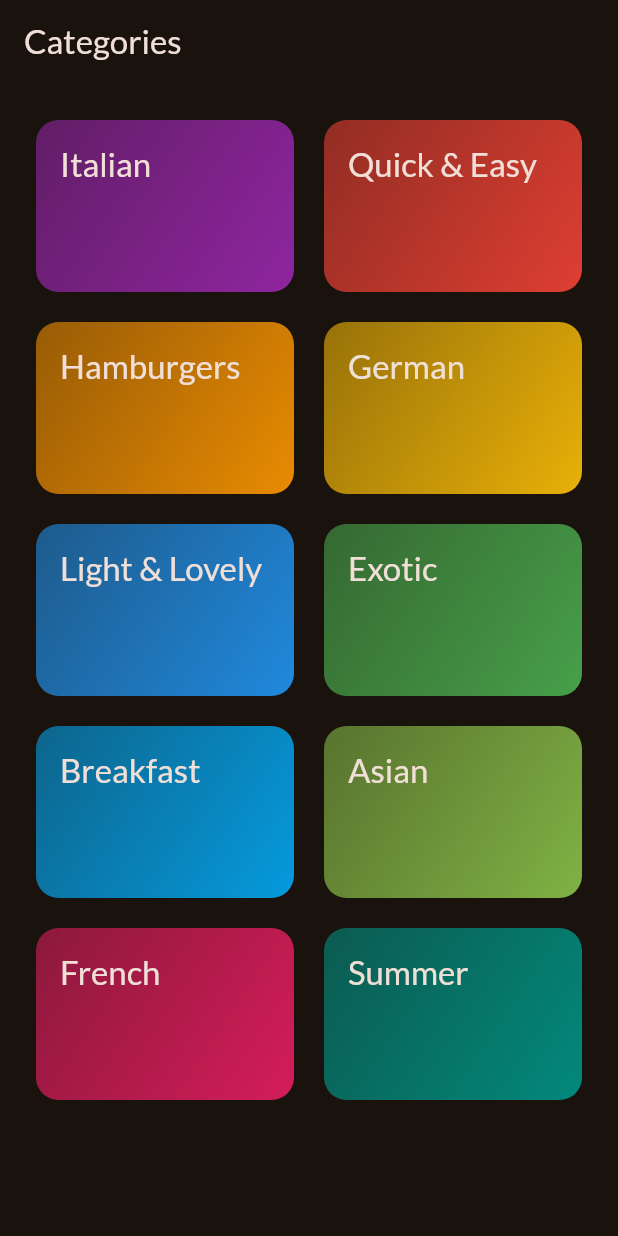
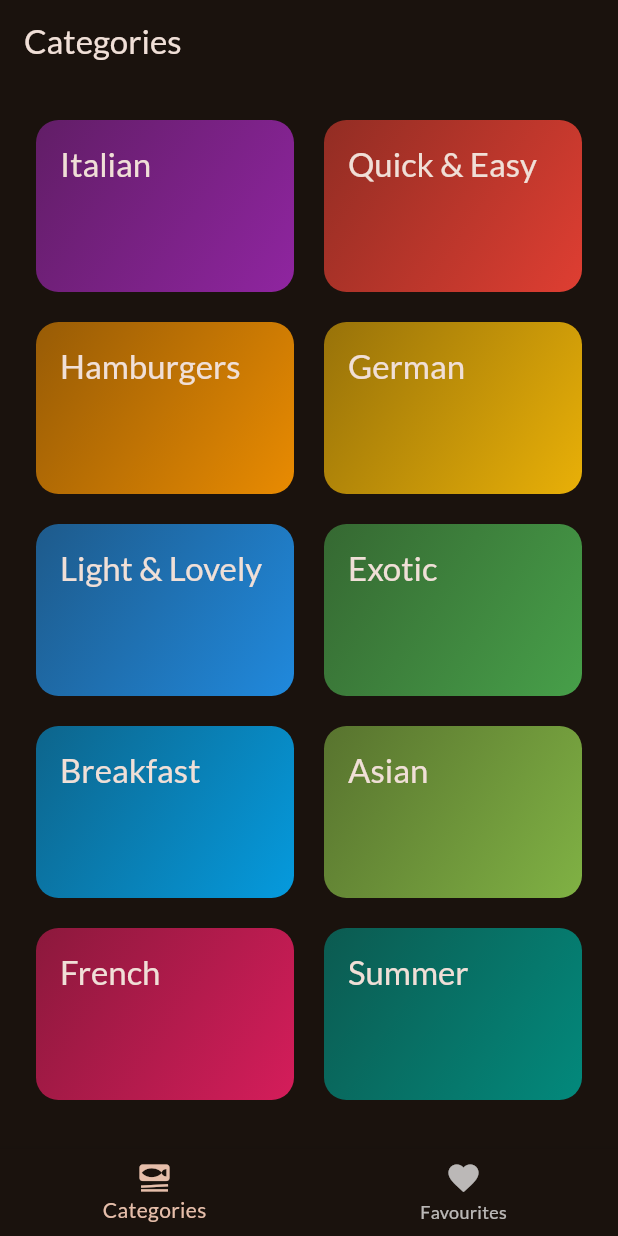
Before and after one commit to lisa-komarova/meals_app, a Flutter app: the screen it shows after launch, on a phone screen of 412 x 824 dp. Run offline on Flutter 3.47's test engine with Material 2 defaults, Android fonts, the phone set to English and light mode, and no system bars; our stand-ins replace google_fonts, transparent_image.

Commit message:
feat: add tabs

```diff
--- a/lib/main.dart
+++ b/lib/main.dart
@@ -1,7 +1,7 @@
 import 'package:flutter/material.dart';
 
 import 'package:google_fonts/google_fonts.dart';
-import 'package:meals_app/screens/categories_screen.dart';
+import 'package:meals_app/screens/tabs_screen.dart';
 
 final theme = ThemeData(
   useMaterial3: true,
@@ -23,7 +23,7 @@ class MyApp extends StatelessWidget {
   Widget build(BuildContext context) {
     return MaterialApp(
       theme: theme,
-      home: const CategoriesScreen(),
+      home: const TabsScreen(),
     );
   }
 }
--- a/lib/screens/categories_screen.dart
+++ b/lib/screens/categories_screen.dart
@@ -9,9 +9,10 @@ import 'package:meals_app/widgets/category_grid_item.dart';
 class CategoriesScreen extends StatelessWidget {
   const CategoriesScreen({super.key});
 
-  void _selectCategory(
-      BuildContext context, MealsCategory category) {
-    List<Meal> meals = dummyMeals.where((element) => element.categories.contains(category.id)).toList();
+  void _selectCategory(BuildContext context, MealsCategory category) {
+    List<Meal> meals = dummyMeals
+        .where((element) => element.categories.contains(category.id))
+        .toList();
     Navigator.of(context).push(MaterialPageRoute(
         builder: (context) =>
             MealsScreen(title: category.title, meals: meals)));
@@ -19,9 +20,7 @@ class CategoriesScreen extends StatelessWidget {
 
   @override
   Widget build(BuildContext context) {
-    return Scaffold(
-      appBar: AppBar(title: const Text('Categories')),
-      body: GridView(
+    return GridView(
       padding: const EdgeInsets.all(24),
       gridDelegate: const SliverGridDelegateWithFixedCrossAxisCount(
         crossAxisCount: 2,
@@ -36,7 +35,6 @@ class CategoriesScreen extends StatelessWidget {
             onSelectCategory: () => _selectCategory(context, category),
           )
       ],
-      ),
     );
   }
 }
--- /dev/null
+++ b/lib/screens/tabs_screen.dart
@@ -0,0 +1,49 @@
+import 'package:flutter/material.dart';
+import 'package:meals_app/screens/categories_screen.dart';
+import 'package:meals_app/screens/meals_screen.dart';
+
+class TabsScreen extends StatefulWidget {
+  const TabsScreen({super.key});
+
+  @override
+  State<TabsScreen> createState() => _TabsScreenState();
+}
+
+class _TabsScreenState extends State<TabsScreen> {
+  int _selectedPageIndex = 0;
+
+  void _selectPage(index) {
+    setState(() {
+      _selectedPageIndex = index;
+    });
+  }
+
+  @override
+  Widget build(BuildContext context) {
+    Widget activePage = const CategoriesScreen();
+    String activePageTitle = 'Categories';
+
+    if (_selectedPageIndex == 1) {
+      activePage = const MealsScreen( meals: []);
+      activePageTitle = 'Favourite meals';
+    }
+    return Scaffold(
+      appBar: AppBar(
+        title: Text(activePageTitle),
+      ),
+      body: activePage,
+      bottomNavigationBar: BottomNavigationBar(
+        items: const [
+          BottomNavigationBarItem(
+              icon: Icon(Icons.set_meal), label: 'Categories'),
+          BottomNavigationBarItem(
+              icon: Icon(Icons.favorite), label: 'Favourites'),
+        ],
+        currentIndex: _selectedPageIndex,
+        onTap: (index) {
+          _selectPage(index);
+        },
+      ),
+    );
+  }
+}
```
Also changed, not shown: lib/screens/meals_screen.dart (+12 -6 lines). Lines whose indentation alone changed are shown as unchanged.
